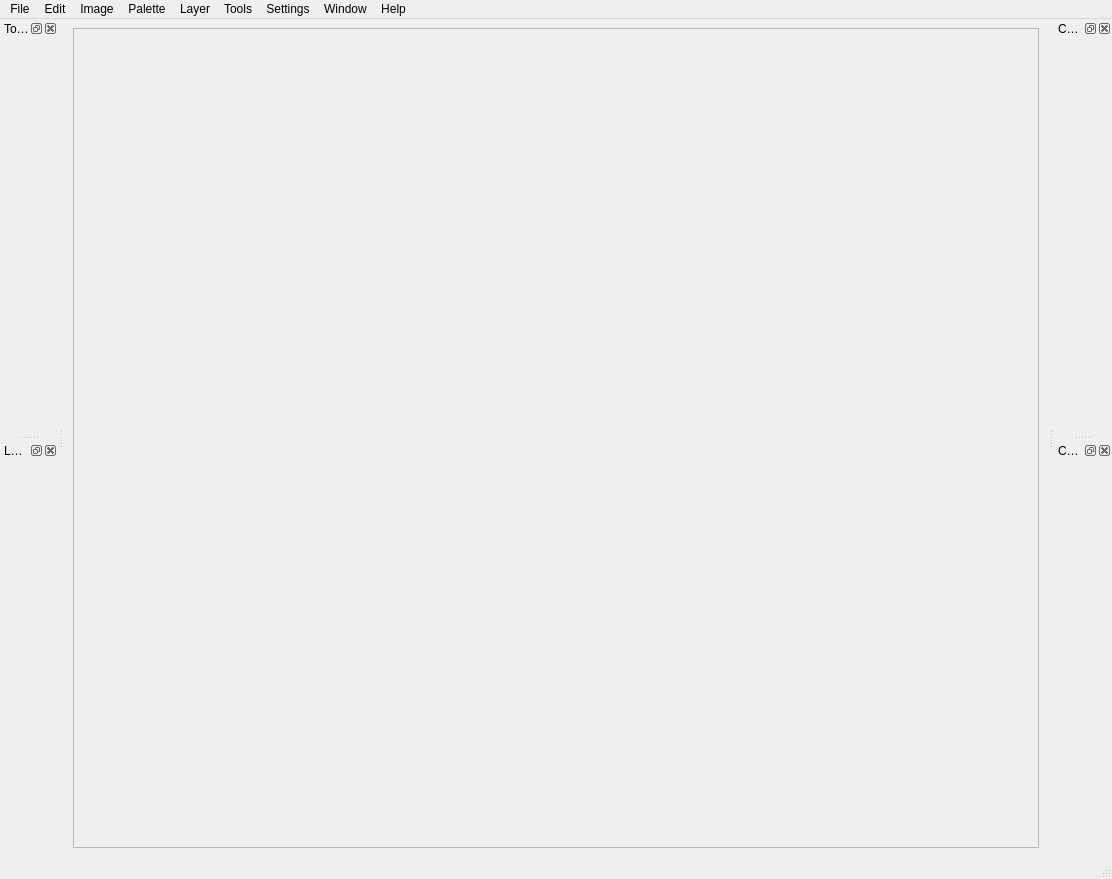
Before: the Qt Designer form src/ui/MainWindow.ui in Zipeerix/capy-art-studio, drawn with Qt 5.
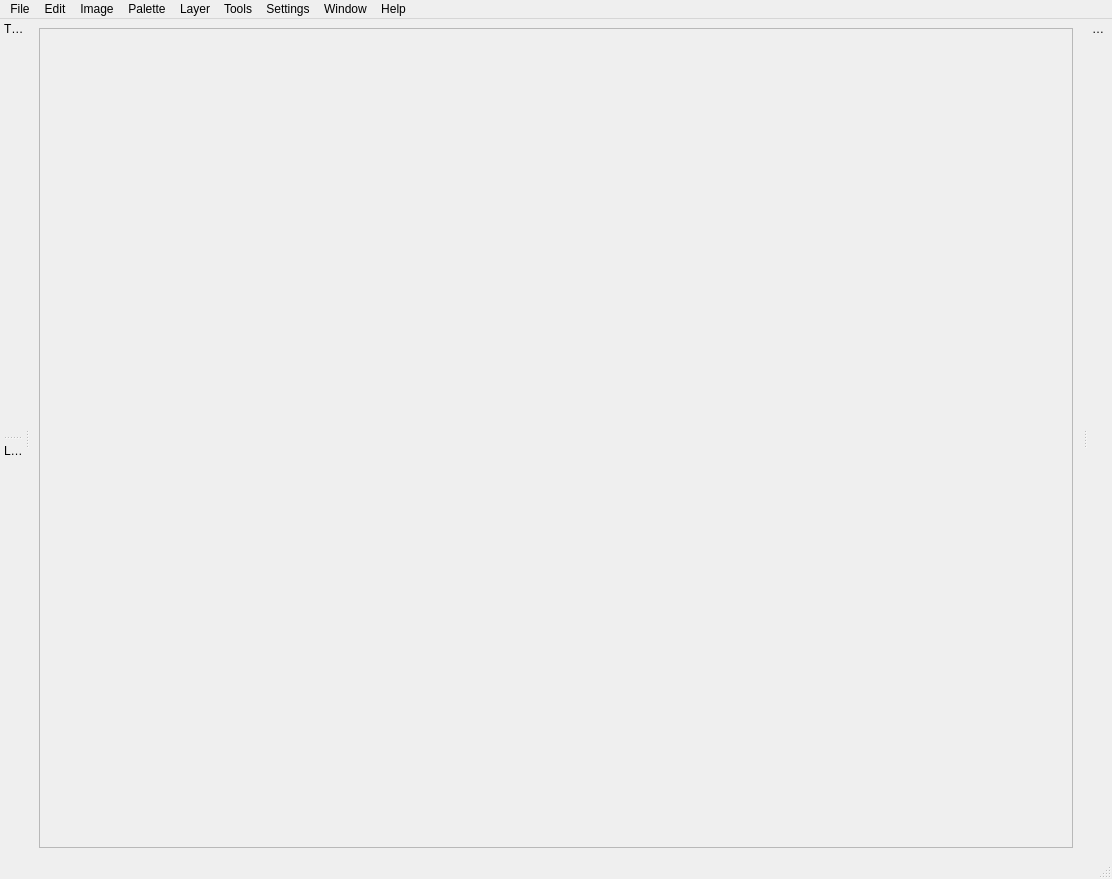
After: the same form once the commit is applied. Icons and pictures are not drawn. Custom widgets are drawn as their Qt base class.

Commit message:
CAS-71: Color dock rework
* CAS-71: Color dock rework

* CAS-71: Color dock rework

What changed in the file:
```diff
--- a/src/ui/MainWindow.ui
+++ b/src/ui/MainWindow.ui
@@ -30,7 +30,7 @@
                                 <rect>
                                     <x>0</x>
                                     <y>0</y>
-                                    <width>787</width>
+         <width>1040</width>
                                     <height>783</height>
                                 </rect>
                             </property>
@@ -150,8 +150,7 @@
                 <bool>false</bool>
             </property>
             <property name="features">
-                <set>QDockWidget::DockWidgetClosable|QDockWidget::DockWidgetFloatable|QDockWidget::DockWidgetMovable
-                </set>
+    <set>QDockWidget::NoDockWidgetFeatures</set>
             </property>
             <property name="windowTitle">
                 <string>Tools</string>
@@ -166,11 +165,10 @@
                 <bool>false</bool>
             </property>
             <property name="features">
-                <set>QDockWidget::DockWidgetClosable|QDockWidget::DockWidgetFloatable|QDockWidget::DockWidgetMovable
-                </set>
+    <set>QDockWidget::NoDockWidgetFeatures</set>
             </property>
             <property name="windowTitle">
-                <string>Color Picker</string>
+    <string>Color</string>
             </property>
             <attribute name="dockWidgetArea">
                 <number>2</number>
@@ -179,8 +177,7 @@
         </widget>
         <widget class="DockableWidget" name="layersDock">
             <property name="features">
-                <set>QDockWidget::DockWidgetClosable|QDockWidget::DockWidgetFloatable|QDockWidget::DockWidgetMovable
-                </set>
+    <set>QDockWidget::NoDockWidgetFeatures</set>
             </property>
             <property name="windowTitle">
                 <string>Layers</string>
@@ -190,15 +187,6 @@
             </attribute>
             <widget class="QWidget" name="layersDockLayout"/>
         </widget>
-        <widget class="DockableWidget" name="colorPaletteDock">
-            <property name="windowTitle">
-                <string>Color Palette</string>
-            </property>
-            <attribute name="dockWidgetArea">
-                <number>2</number>
-            </attribute>
-            <widget class="QWidget" name="colorPalleteDockLayout"/>
-        </widget>
         <action name="actionFileNew">
             <property name="text">
                 <string>New</string>
```
Left out of the diff: 5 changed lines with no effect on the pictures. Lines whose indentation alone changed are shown as unchanged. The commit also changes 19 other files.
